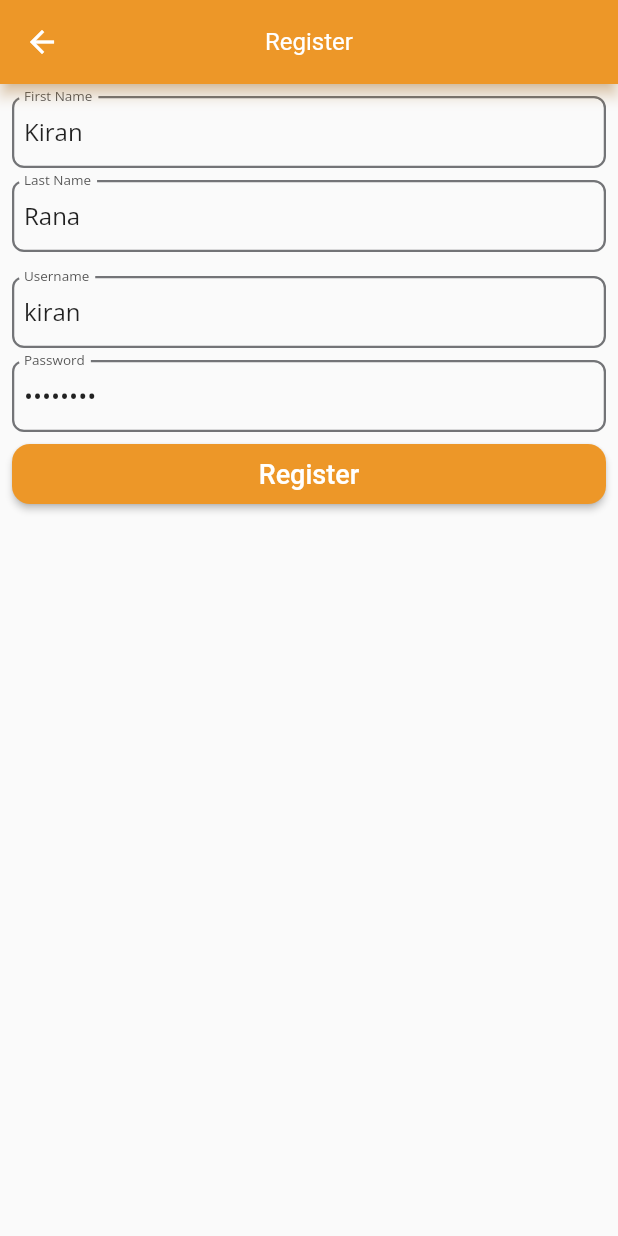
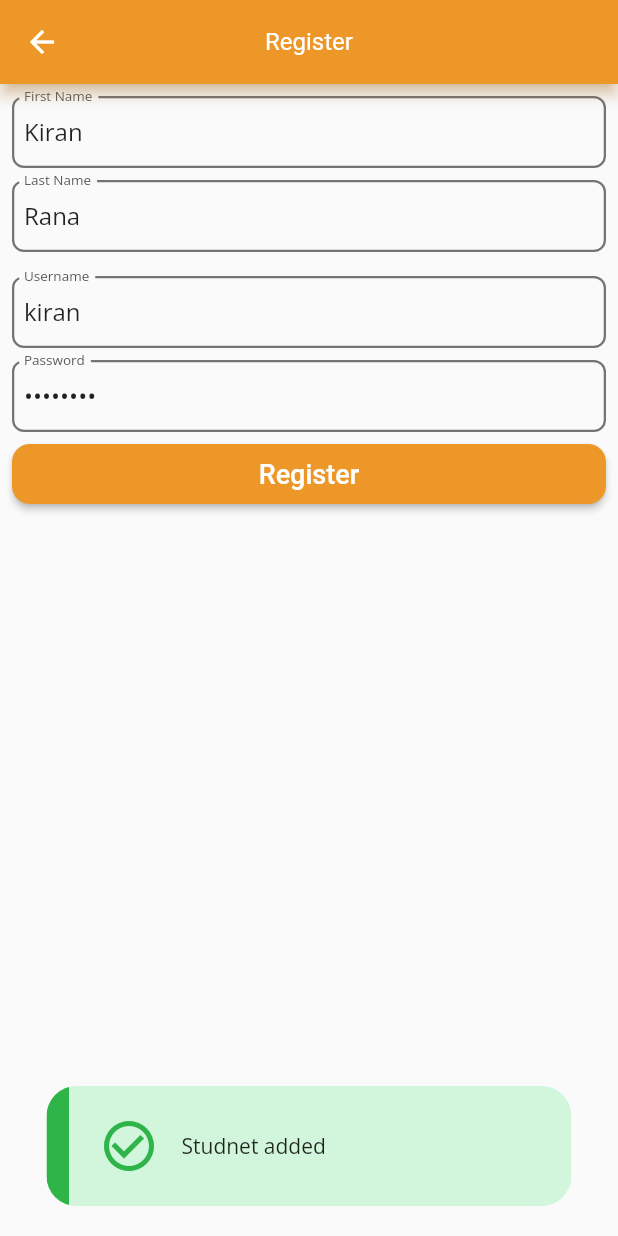
Before and after one commit to utsavprz/ObjectBoxTutorial, a Flutter app: the RegisterScreen screen opened by its route, after a tap on "Register", on a phone screen of 412 x 824 dp. Run offline on Flutter 3.47's test engine with Material 2 defaults, Android fonts, the light colour scheme and no system bars; our stand-ins replace flutter_svg, motion_toast, objectbox; generated files the repository leaves out were written again; Roboto replaces fonts that are missing (Brand Bold).

Commit message:
motion toast commit

```diff
--- a/lib/screen/register.dart
+++ b/lib/screen/register.dart
@@ -24,9 +24,13 @@ class _RegisterScreenState extends State<RegisterScreen> {
 
   _showMessage(int status) {
     if (status > 0) {
-      MotionToast.success(description: Text('Studnet added'),).show(context);
+      MotionToast.success(
+        description: const Text('Studnet added'),
+      ).show(context);
+    } else {
+      MotionToast.error(description: const Text('Error in adding student'))
+          .show(context);
     }
-
   }
 
   _saveStudent() async {
@@ -156,7 +160,9 @@ class _RegisterScreenState extends State<RegisterScreen> {
                     width: double.infinity,
                     child: ElevatedButton(
                       onPressed: () {
-                        if (_key.currentState!.validate()) {}
+                        if (_key.currentState!.validate()) {
+                          _saveStudent();
+                        }
                       },
                       child: const Text(
                         'Register',
```
